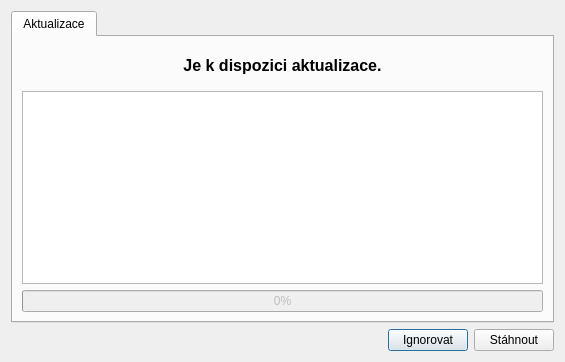
Old version of the form src/strawapi/simpleupdater.ui in the repository CZDanol/StrawLumen.
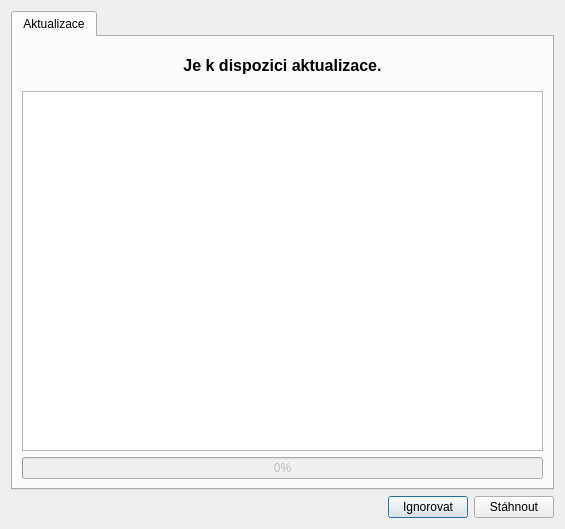
New version of the form. Icons and pictures are not drawn.

The edit to the form file:
```diff
--- a/src/strawapi/simpleupdater.ui
+++ b/src/strawapi/simpleupdater.ui
@@ -10,7 +10,7 @@
     <x>0</x>
     <y>0</y>
     <width>565</width>
-    <height>362</height>
+    <height>529</height>
    </rect>
   </property>
   <property name="windowTitle">
```
